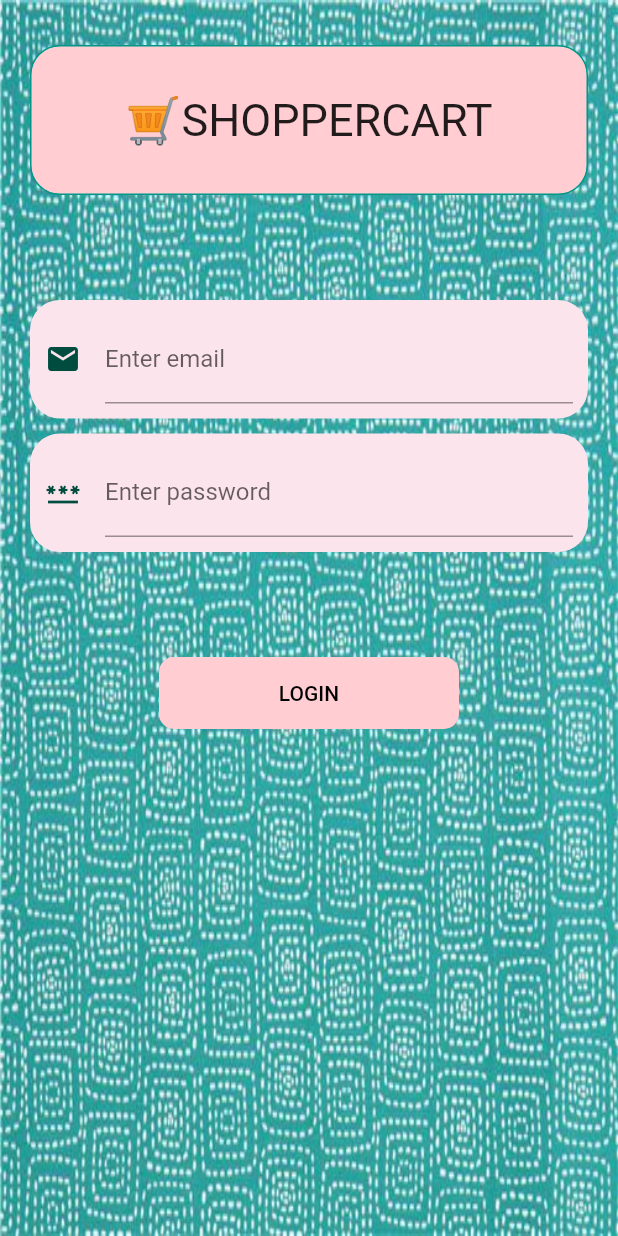
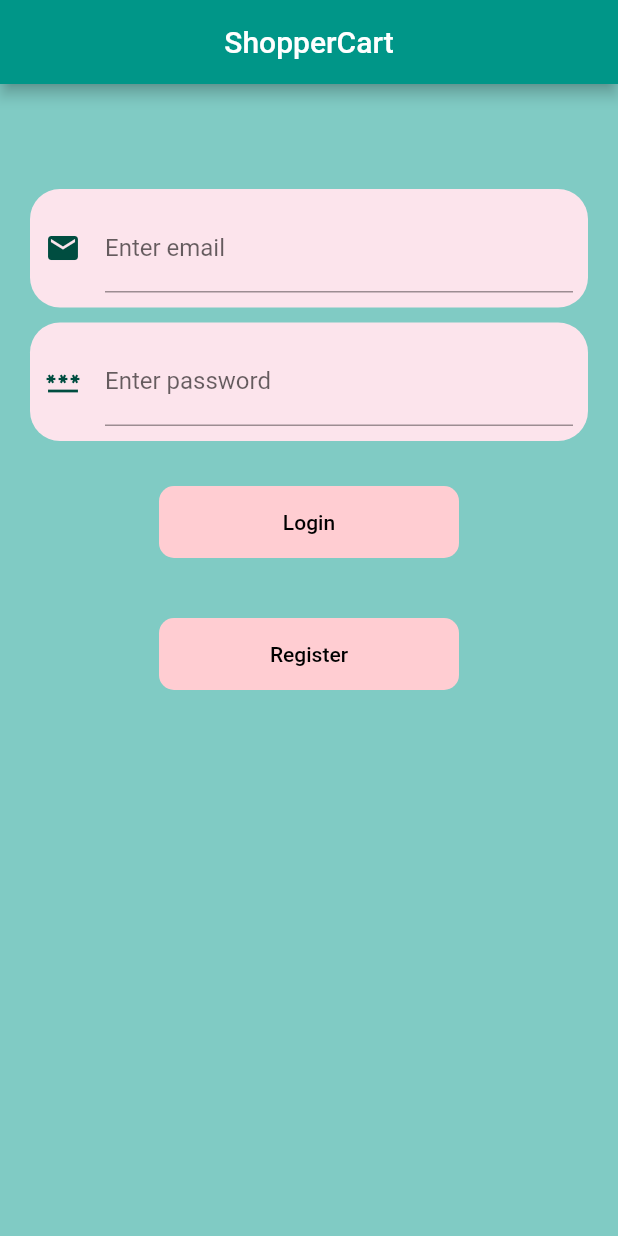
Before and after one commit to jasbatra19/Shopping-App, a Flutter app: the screen it shows after launch, on a phone screen of 412 x 824 dp. Run offline on Flutter 3.47's test engine with Material 2 defaults, Android fonts, the light colour scheme and no system bars; our stand-ins replace firebase_auth, firebase_core, ionicons; accounts and stored records are empty.

Commit message:
Second Commit

```diff
--- a/lib/data/productsfootwear.dart
+++ b/lib/data/productsfootwear.dart
@@ -25,6 +25,6 @@ List<Product> product = [
       Color(0xFF3D82AE)),
   Product("images/shoe7.jpg", "dummyText", "blurr blue", 31, 12, 5000,
       Color(0xFF3D82AE)),
-  Product("images/shoe8.jpg", "dummyText", "black blue", 8, 12, 3000,
+  Product("images/shoe8.jpg", "dummyText", "black blue", 9, 12, 3000,
       Color(0xFF3D82AE)),
 ];
--- a/lib/login/login.dart
+++ b/lib/login/login.dart
@@ -1,5 +1,9 @@
 import 'package:flutter/material.dart';
+import 'package:shoppingapp/addtocart/addToCartEyewear.dart';
+import 'package:shoppingapp/login/register.dart';
 import 'package:shoppingapp/screens/home.dart';
+
+import 'package:shoppingapp/services/auth.dart';
 
 class Login extends StatefulWidget {
   const Login({Key? key}) : super(key: key);
@@ -8,44 +12,43 @@ class Login extends StatefulWidget {
   _LoginState createState() => _LoginState();
 }
 
+final _key = GlobalKey<FormState>();
+String email = '';
+String password = '';
+String error = '';
+final snackBar = SnackBar;
+
 class _LoginState extends State<Login> {
+  final AuthService _auth = AuthService();
   @override
   Widget build(BuildContext context) {
-    return Scaffold(
-      body: Container(
-        decoration: BoxDecoration(
-            color: Colors.teal.shade50,
-            image: DecorationImage(
-                image: AssetImage("images/bg.jpeg"), fit: BoxFit.fill)),
-        child: ListView(
+    return MaterialApp(
+      home: Scaffold(
+        backgroundColor: Colors.teal.shade200,
+        appBar: AppBar(
+          title: Text("ShopperCart"),
+          backgroundColor: Colors.teal,
+          centerTitle: true,
+        ),
+        body: ListView(
           scrollDirection: Axis.vertical,
           children: [
             Container(
-              height: 100,
-              width: 200,
-              padding: EdgeInsets.all(20),
-              decoration: BoxDecoration(
-                  color: Colors.red.shade100,
-                  border: Border.all(color: Colors.teal),
-                  borderRadius: BorderRadius.circular(20)),
-              margin: EdgeInsets.only(top: 30, left: 20, right: 20),
-              child: Center(
-                child: Text(
-                  "🛒SHOPPERCART",
-                  style: TextStyle(
-                      fontSize: 30,
-                      // fontFamily: "Satisfy",
-                      fontStyle: FontStyle.normal),
-                ),
-              ),
-            ),
+              child: Form(
+                key: _key,
+                child: Column(
+                  children: [
                     Container(
                       margin: EdgeInsets.only(top: 70, left: 20, right: 20),
                       padding: EdgeInsets.all(10),
                       decoration: BoxDecoration(
                           color: Colors.pink.shade50,
                           borderRadius: BorderRadius.circular(20)),
-              child: TextField(
+                      child: TextFormField(
+                        validator: (val) => val!.isEmpty ? "Enter email" : null,
+                        onChanged: (val) {
+                          setState(() => email = val);
+                        },
                         decoration: InputDecoration(
                             labelText: "Enter email",
                             icon: Icon(
@@ -61,7 +64,13 @@ class _LoginState extends State<Login> {
                           borderRadius: BorderRadius.circular(20)),
                       margin: EdgeInsets.only(top: 10, left: 20, right: 20),
                       padding: EdgeInsets.all(10),
-              child: TextField(
+                      child: TextFormField(
+                        validator: (val) => val!.length < 6
+                            ? "Enter password 6+ char long"
+                            : null,
+                        onChanged: (val) {
+                          setState(() => password = val);
+                        },
                         keyboardType: TextInputType.text,
                         decoration: InputDecoration(
                             labelText: "Enter password",
@@ -75,19 +84,53 @@ class _LoginState extends State<Login> {
                     Center(
                       child: Container(
                         width: 200,
-                margin: EdgeInsets.all(70),
+                        margin: EdgeInsets.all(30),
+                        decoration: BoxDecoration(
+                            borderRadius: BorderRadius.circular(10.0),
+                            color: Colors.red.shade100),
+                        child: TextButton(
+                          onPressed: () async {
+                            if (_key.currentState!.validate()) {
+                              dynamic result = await _auth.signInWithEmailPass(
+                                  email, password);
+                              if (result == null) {
+                                final snackBar = SnackBar(
+                                    content: Text('Please enter valid email'));
+                                ScaffoldMessenger.of(context)
+                                    .showSnackBar(snackBar);
+                              }
+                            }
+                          },
+                          child: Text(
+                            " Login ",
+                            style: TextStyle(color: Colors.black),
+                          ),
+                        ),
+                      ),
+                    ),
+                    Center(
+                      child: Container(
+                        width: 200,
+                        margin: EdgeInsets.all(10),
                         decoration: BoxDecoration(
                             borderRadius: BorderRadius.circular(10.0),
                             color: Colors.red.shade100),
                         child: TextButton(
                           onPressed: () {
-                      Navigator.push(context,
-                          MaterialPageRoute(builder: (context) => Home()));
+                            Navigator.push(
+                                context,
+                                MaterialPageRoute(
+                                    builder: (context) => Register()));
                           },
                           child: Text(
-                      "LOGIN",
+                            "Register",
                             style: TextStyle(color: Colors.black),
-                    )),
+                          ),
+                        ),
+                      ),
+                    ),
+                  ],
+                ),
               ),
             ),
           ],
--- a/lib/main.dart
+++ b/lib/main.dart
@@ -1,11 +1,17 @@
+import 'package:firebase_core/firebase_core.dart';
 import 'package:flutter/material.dart';
 
-import 'login/login.dart';
+import 'package:provider/provider.dart';
+import 'package:shoppingapp/screens/wrapper.dart';
 
-void main() {
-  runApp(MaterialApp(
-    home: MyApp(),
-  ));
+import 'package:shoppingapp/services/auth.dart';
+
+import 'package:shoppingapp/services/user.dart';
+
+void main() async {
+  WidgetsFlutterBinding.ensureInitialized();
+  await Firebase.initializeApp();
+  runApp(MyApp());
 }
 
 class MyApp extends StatefulWidget {
@@ -18,6 +24,12 @@ class MyApp extends StatefulWidget {
 class _MyAppState extends State<MyApp> {
   @override
   Widget build(BuildContext context) {
-    return Login();
+    return StreamProvider<Myuser?>.value(
+      initialData: null,
+      value: AuthService().streamUser,
+      child: MaterialApp(
+        home: Wrapper(),
+      ),
+    );
   }
 }
--- a/lib/screens/payment.dart
+++ b/lib/screens/payment.dart
@@ -45,6 +45,9 @@ class _PaymentState extends State<Payment> {
             Container(
               child: TextButton(
                   onPressed: () {
+                    showItem.clear();
+                    Cost = 0;
+
                     final snackBar = SnackBar(
                       content: const Text('Payment Successful'),
                       action: SnackBarAction(
--- /dev/null
+++ b/lib/screens/wrapper.dart
@@ -0,0 +1,26 @@
+import 'package:flutter/material.dart';
+import 'package:provider/provider.dart';
+import 'package:shoppingapp/login/login.dart';
+import 'package:shoppingapp/login/register.dart';
+import 'package:shoppingapp/services/user.dart';
+
+import 'home.dart';
+
+class Wrapper extends StatefulWidget {
+  const Wrapper({Key? key}) : super(key: key);
+
+  @override
+  _WrapperState createState() => _WrapperState();
+}
+
+class _WrapperState extends State<Wrapper> {
+  @override
+  Widget build(BuildContext context) {
+    final user = Provider.of<Myuser?>(context);
+    print(user);
+    if (user != null) {
+      return Home();
+    } else
+      return Login();
+  }
+}
--- /dev/null
+++ b/lib/services/user.dart
@@ -0,0 +1,4 @@
+class Myuser {
+  final String uid;
+  Myuser(this.uid);
+}
--- a/pubspec.yaml
+++ b/pubspec.yaml
@@ -29,6 +29,11 @@ dependencies:
   # Use with the CupertinoIcons class for iOS style icons.
   cupertino_icons: ^1.0.2
   ionicons: ^0.1.2
+  firebase_auth: ^3.0.1
+  cloud_firestore: ^2.4.0
+  firebase_core: ^1.4.0
+  provider: ^5.0.0
+  flutter_cart: ^0.0.6
 
 dev_dependencies:
   flutter_test:
```
Also changed, not shown: lib/addtocart/addToCartClothes.dart (+8 -7 lines), lib/login/register.dart (added, +109 -0 lines), lib/screens/cart.dart (+19 -12 lines), lib/screens/home.dart (+8 -4 lines), lib/services/auth.dart (added, +63 -0 lines), pubspec.lock, 3 other files. Lines whose indentation alone changed are shown as unchanged.
